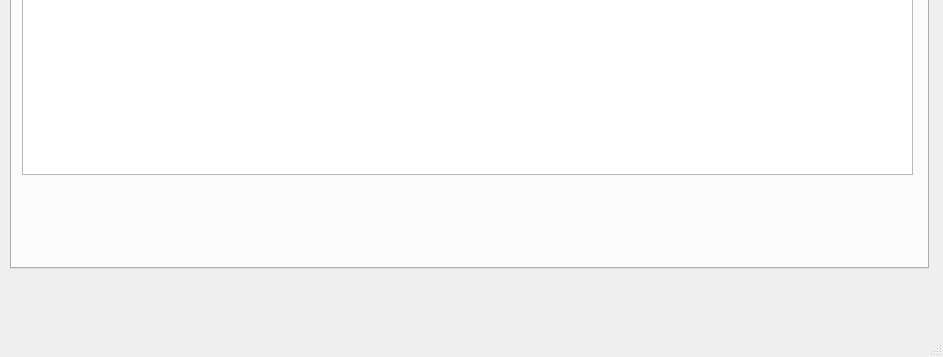
ArtNazarov/nzcrm_qt_client, file mainwindow.ui: the form before one commit; both pictures show x 0 to 943 and y 242 to 599 of the 943 by 599 pixel window.
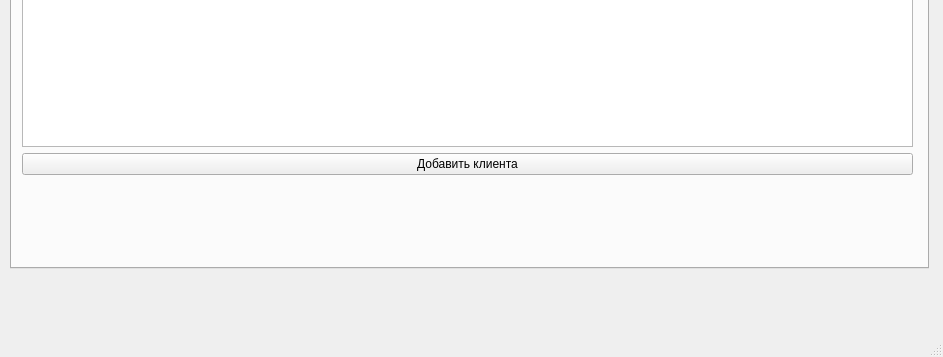
The form after the commit. The open tabs and pages were chosen to show the change.

Commit message: append client record

The edit to the form file:
```diff
--- a/mainwindow.ui
+++ b/mainwindow.ui
@@ -102,6 +102,13 @@
        <item>
         <widget class="QTableView" name="tvClients"/>
        </item>
+       <item>
+        <widget class="QPushButton" name="btnAddClient">
+         <property name="text">
+          <string>Добавить клиента</string>
+         </property>
+        </widget>
+       </item>
       </layout>
      </widget>
     </widget>
```
Left out of the diff: 2 changed lines with no effect on the pictures. The commit also changes 7 other files.
